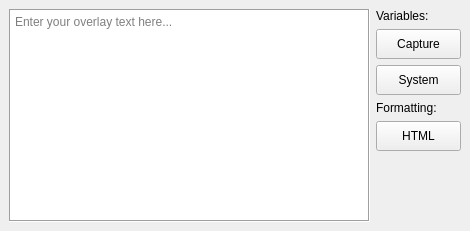
mrehkopf/vcs, file src/display/qt/dialogs/ui/overlay_dialog.ui: the form before one commit.
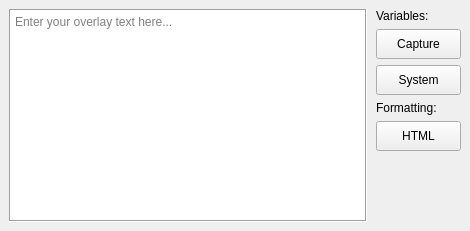
The form after the commit.

The edit to the form file:
```diff
--- a/src/display/qt/dialogs/ui/overlay_dialog.ui
+++ b/src/display/qt/dialogs/ui/overlay_dialog.ui
@@ -15,7 +15,7 @@
   </property>
   <layout class="QHBoxLayout" name="horizontalLayout">
    <property name="spacing">
-    <number>6</number>
+    <number>9</number>
    </property>
    <property name="leftMargin">
     <number>9</number>
```
